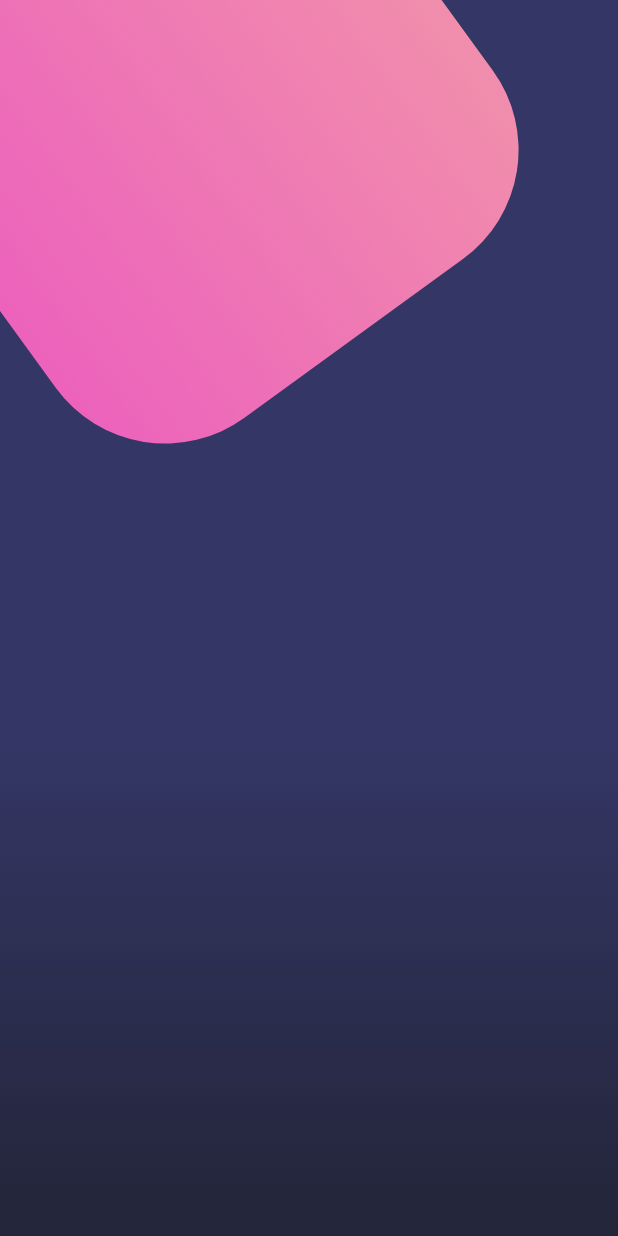
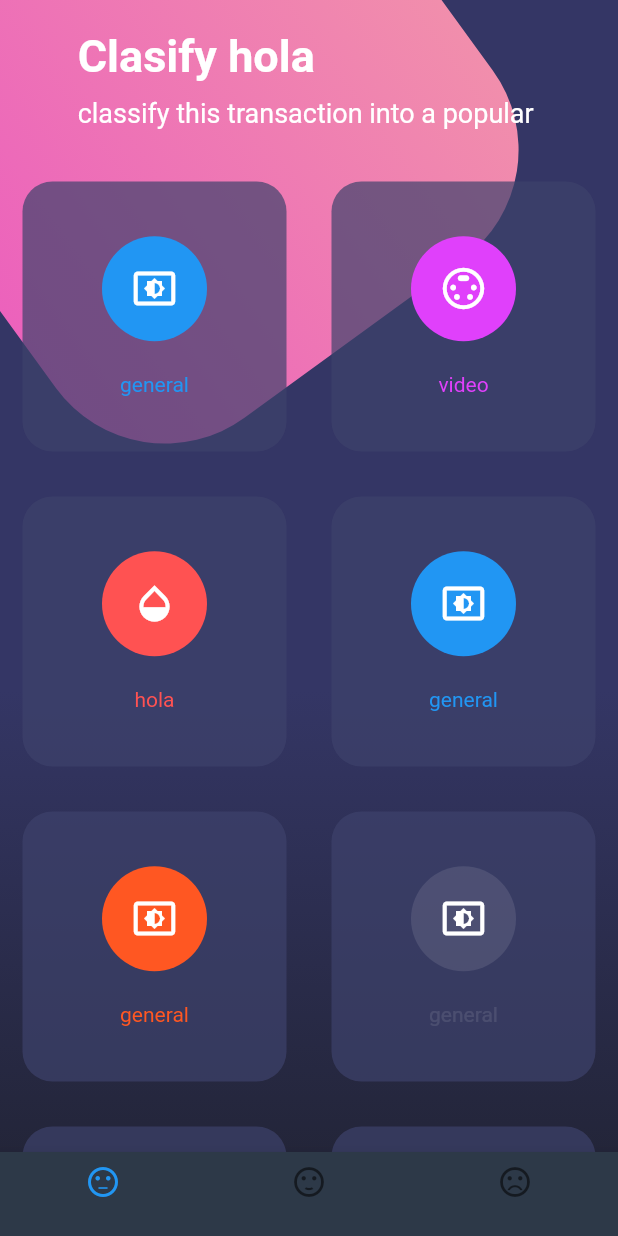
Before and after one commit to AngelIsaiRB/DesignInterfaceFlutter, a Flutter app: the screen it shows after launch, on a phone screen of 412 x 824 dp. Run offline on Flutter 3.47's test engine with Material 2 defaults, Android fonts, the phone set to English and light mode, and no system bars.

Commit message:
diseños finales

```diff
--- a/disenos/lib/main.dart
+++ b/disenos/lib/main.dart
@@ -4,11 +4,18 @@ import 'package:disenos/src/pages/scroll_page.dart';
 import 'package:flutter/material.dart';
 
 import 'package:disenos/src/pages/basico_page.dart';
+import 'package:flutter/services.dart';
 void main() => runApp(MyApp());
 
 class MyApp extends StatelessWidget {
   @override
   Widget build(BuildContext context) {
+
+    SystemChrome.setSystemUIOverlayStyle(SystemUiOverlayStyle.light.copyWith(
+      statusBarColor: Colors.transparent
+    ));
+
+
     return MaterialApp(
       debugShowCheckedModeBanner: false,
       title: 'design app',
--- a/disenos/lib/src/pages/botones_page.dart
+++ b/disenos/lib/src/pages/botones_page.dart
@@ -1,4 +1,5 @@
 import 'dart:math';
+import 'dart:ui';
 
 import 'package:flutter/material.dart';
 
@@ -10,10 +11,18 @@ class BotonesPage extends StatelessWidget {
       body: Stack(
         children: [
           _fondoapp(),
+          SingleChildScrollView(
+            child: Column(
+              children: [
+                _titutlos(),
+                _botonesRedondeados(),
+              ],
+            ),
+          ),
         ],
 
       ),
-
+      bottomNavigationBar:_buttonnavigationBar(context)
     );
   }
 
@@ -63,4 +72,110 @@ class BotonesPage extends StatelessWidget {
       ],
     );
   }
+
+  Widget _titutlos(){
+    return SafeArea(
+          child: Container(
+            padding: EdgeInsets.all(20.0),
+          child: Column(
+            crossAxisAlignment: CrossAxisAlignment.start,
+            children: [
+              Text("Clasify hola", style: TextStyle(color: Colors.white, fontSize: 30.0,fontWeight:FontWeight.bold ),),
+              SizedBox(height: 10.0,),
+              Text("classify this transaction into a popular ",style: TextStyle(color: Colors.white, fontSize: 18.0 ))
+            ],
+          ),
+
+      ),
+    );
+  }
+
+Widget _buttonnavigationBar(BuildContext context){
+  return Theme(
+    data: Theme.of(context).copyWith(
+      canvasColor: Color.fromRGBO(45, 57, 840, 1.0),
+      primaryColor: Colors.pinkAccent,
+      textTheme: Theme.of(context).textTheme.copyWith(
+        caption: TextStyle(color: Color.fromRGBO(116, 117, 152, 1.0))
+      ),
+    ),
+    child: BottomNavigationBar(
+      items: [
+        BottomNavigationBarItem(
+          icon: Icon(Icons.sentiment_neutral),
+          title: Container(),
+        ),
+        BottomNavigationBarItem(
+          icon: Icon(Icons.sentiment_satisfied),
+          title: Container(),
+        ),
+        BottomNavigationBarItem(
+          icon: Icon(Icons.sentiment_very_dissatisfied),
+          title: Container(),
+        ),
+      ],
+    ),
+  );
+
 }
+
+  Widget _botonesRedondeados(){
+    return Table(
+      children: [
+        TableRow(
+          children: [
+            _crearBotnRedondeado(Colors.blue,Icons.settings_brightness,"general"),
+            _crearBotnRedondeado(Colors.purpleAccent,Icons.settings_input_svideo,"video"),
+          ]
+        ),
+        TableRow(
+          children: [
+            _crearBotnRedondeado(Colors.redAccent,Icons.opacity,"hola"),
+            _crearBotnRedondeado(Colors.blue,Icons.settings_brightness,"general"),
+          ]
+        ),
+        TableRow(
+          children: [
+            _crearBotnRedondeado(Colors.deepOrange,Icons.settings_brightness,"general"),
+            _crearBotnRedondeado(Colors.white10,Icons.settings_brightness,"general"),
+          ]
+        ),
+        TableRow(
+          children: [
+            _crearBotnRedondeado(Colors.tealAccent,Icons.settings_brightness,"general"),
+            _crearBotnRedondeado(Colors.orange,Icons.settings_brightness,"general"),
+          ]
+        ),
+      ],
+    );
+  }
+
+  Widget _crearBotnRedondeado(Color color, IconData icono,String string ){
+
+    return ClipRect(
+      child: BackdropFilter(
+        filter: ImageFilter.blur( ),//consume recursos
+        child: Container(
+          height: 180.0,
+          margin: EdgeInsets.all(15.0),
+          decoration: BoxDecoration(color: Color.fromRGBO(62, 66, 107, 0.7),
+          borderRadius: BorderRadius.circular(20.0)
+          ),
+          child: Column(
+            mainAxisAlignment: MainAxisAlignment.spaceAround,
+            children: [
+              SizedBox(height: 5.0,),
+              CircleAvatar(
+                backgroundColor: color,
+                radius: 35.0,
+                child: Icon(icono, color: Colors.white, size: 30.0,),
+              ),
+              Text(string, style: TextStyle(color: color), ),
+              SizedBox(height: 5.0,),
+            ],
+          ),
+        ),
+      ),
+    );
+  }
+}
```
Also changed, not shown: 1 other file.
